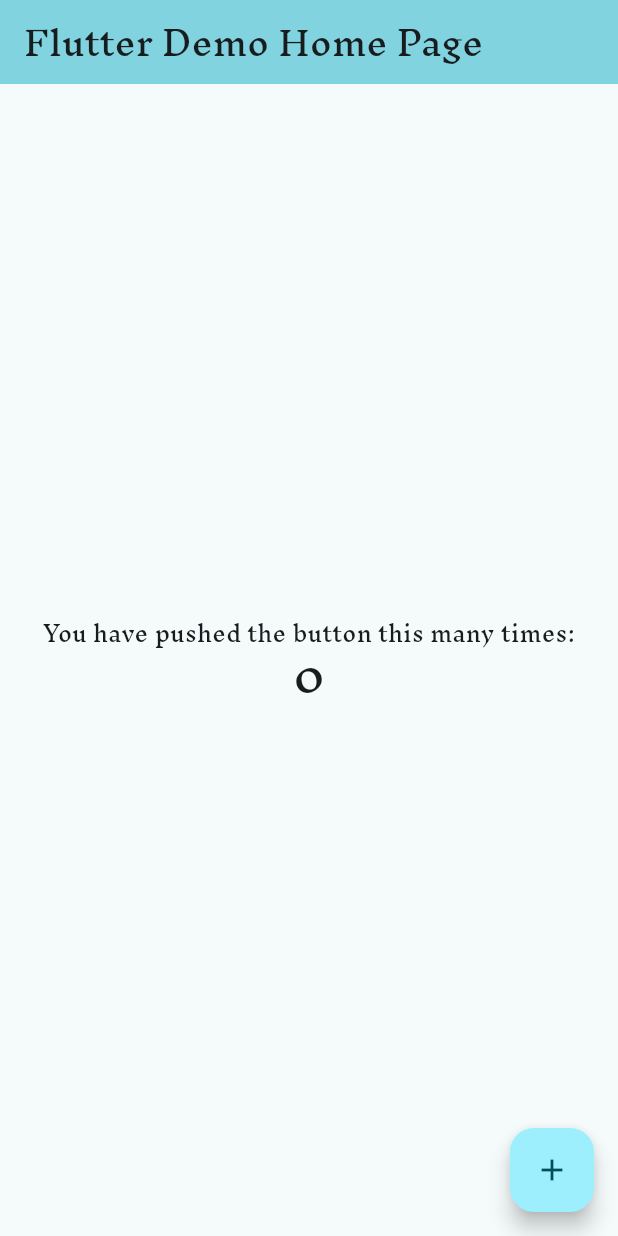
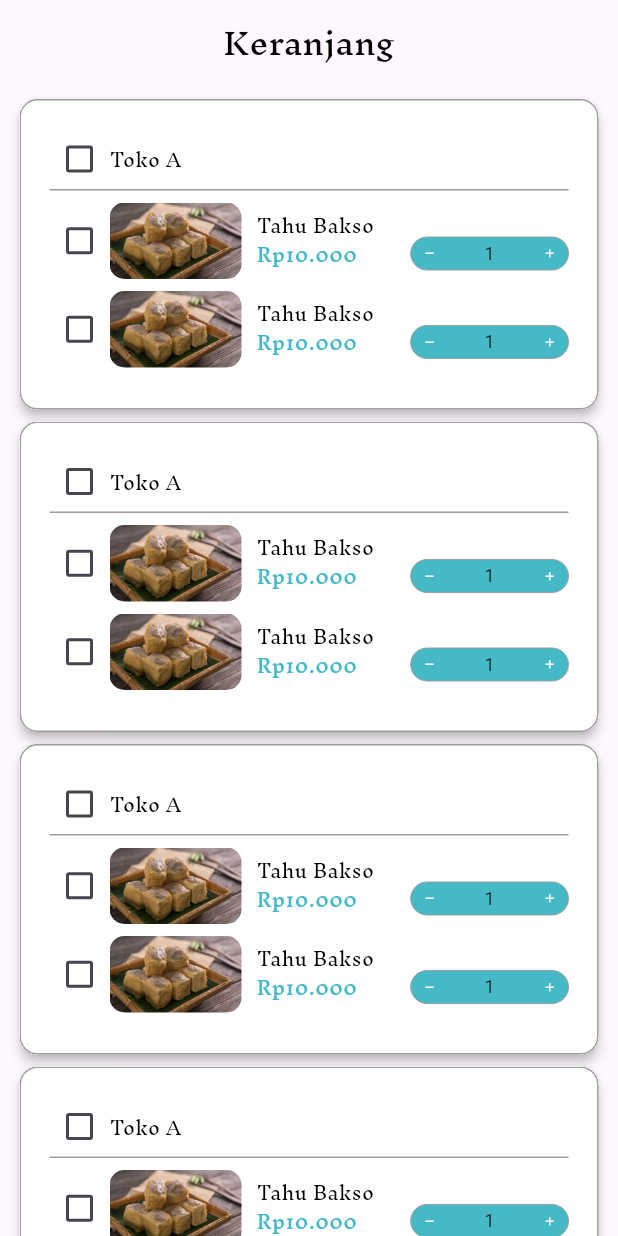
Before and after one commit to mukhayyar/free-market-pens-mobile, a Flutter app: the screen it shows after launch, on a phone screen of 412 x 824 dp. Run offline on Flutter 3.47's test engine with Material 3 defaults, Android fonts, the phone set to English and light mode, and no system bars; drawn by our look-alikes of input_quantity.

```diff
--- a/lib/main.dart
+++ b/lib/main.dart
@@ -1,6 +1,7 @@
 import 'package:flutter/material.dart';
-
-import 'theme.dart';
+import 'package:free_market_pens_mobile/presentation/widget/card/tambah_alamat_card.dart';
+import 'package:free_market_pens_mobile/screen/buyer/keranjang_screen.dart';
+import 'package:free_market_pens_mobile/screen/seller/alamat_screen.dart';
 
 void main() {
   runApp(const MyApp());
@@ -9,121 +10,11 @@ void main() {
 class MyApp extends StatelessWidget {
   const MyApp({super.key});
 
-  // This widget is the root of your application.
   @override
   Widget build(BuildContext context) {
     return MaterialApp(
       title: 'Flutter Demo',
-      theme: ThemeData(
-        // This is the theme of your application.
-        //
-        // TRY THIS: Try running your application with "flutter run". You'll see
-        // the application has a purple toolbar. Then, without quitting the app,
-        // try changing the seedColor in the colorScheme below to Colors.green
-        // and then invoke "hot reload" (save your changes or press the "hot
-        // reload" button in a Flutter-supported IDE, or press "r" if you used
-        // the command line to start the app).
-        //
-        // Notice that the counter didn't reset back to zero; the application
-        // state is not lost during the reload. To reset the state, use hot
-        // restart instead.
-        //
-        // This works for code too, not just values: Most code changes can be
-        // tested with just a hot reload.
-        fontFamily: 'InknutAntiqua',
-        colorScheme: ColorScheme.fromSeed(
-            seedColor: const Color.fromARGB(255, 254, 254, 254)),
-        useMaterial3: true,
-      ),
-      home: const MyHomePage(title: 'Flutter Demo Home Page'),
+      home: KeranjangScreen(),
     );
   }
 }
-
-class MyHomePage extends StatefulWidget {
-  const MyHomePage({super.key, required this.title});
-
-  // This widget is the home page of your application. It is stateful, meaning
-  // that it has a State object (defined below) that contains fields that affect
-  // how it looks.
-
-  // This class is the configuration for the state. It holds the values (in this
-  // case the title) provided by the parent (in this case the App widget) and
-  // used by the build method of the State. Fields in a Widget subclass are
-  // always marked "final".
-
-  final String title;
-
-  @override
-  State<MyHomePage> createState() => _MyHomePageState();
-}
-
-class _MyHomePageState extends State<MyHomePage> {
-  int _counter = 0;
-
-  void _incrementCounter() {
-    setState(() {
-      // This call to setState tells the Flutter framework that something has
-      // changed in this State, which causes it to rerun the build method below
-      // so that the display can reflect the updated values. If we changed
-      // _counter without calling setState(), then the build method would not be
-      // called again, and so nothing would appear to happen.
-      _counter++;
-    });
-  }
-
-  @override
-  Widget build(BuildContext context) {
-    // This method is rerun every time setState is called, for instance as done
-    // by the _incrementCounter method above.
-    //
-    // The Flutter framework has been optimized to make rerunning build methods
-    // fast, so that you can just rebuild anything that needs updating rather
-    // than having to individually change instances of widgets.
-    return Scaffold(
-      appBar: AppBar(
-        // TRY THIS: Try changing the color here to a specific color (to
-        // Colors.amber, perhaps?) and trigger a hot reload to see the AppBar
-        // change color while the other colors stay the same.
-        backgroundColor: Theme.of(context).colorScheme.inversePrimary,
-        // Here we take the value from the MyHomePage object that was created by
-        // the App.build method, and use it to set our appbar title.
-        title: Text(widget.title),
-      ),
-      body: Center(
-        // Center is a layout widget. It takes a single child and positions it
-        // in the middle of the parent.
-        child: Column(
-          // Column is also a layout widget. It takes a list of children and
-          // arranges them vertically. By default, it sizes itself to fit its
-          // children horizontally, and tries to be as tall as its parent.
-          //
-          // Column has various properties to control how it sizes itself and
-          // how it positions its children. Here we use mainAxisAlignment to
-          // center the children vertically; the main axis here is the vertical
-          // axis because Columns are vertical (the cross axis would be
-          // horizontal).
-          //
-          // TRY THIS: Invoke "debug painting" (choose the "Toggle Debug Paint"
-          // action in the IDE, or press "p" in the console), to see the
-          // wireframe for each widget.
-          mainAxisAlignment: MainAxisAlignment.center,
-          children: <Widget>[
-            const Text(
-              'You have pushed the button this many times:',
-            ),
-            Text(
-              '$_counter',
-              style: Theme.of(context).textTheme.headlineMedium,
-            ),
-          ],
-        ),
-      ),
-      floatingActionButton: FloatingActionButton(
-        onPressed: _incrementCounter,
-        tooltip: 'Increment',
-        child: const Icon(Icons.add),
-      ), // This trailing comma makes auto-formatting nicer for build methods.
-    );
-  }
-}
--- /dev/null
+++ b/lib/presentation/widget/card/keranjang_card.dart
@@ -0,0 +1,71 @@
+import 'package:flutter/material.dart';
+import 'package:free_market_pens_mobile/presentation/widget/tile/product_keranjang_tile.dart';
+import 'package:free_market_pens_mobile/theme.dart';
+
+class KeranjangCard extends StatefulWidget {
+  const KeranjangCard({super.key});
+
+  @override
+  State<KeranjangCard> createState() => _KeranjangCardState();
+}
+
+class _KeranjangCardState extends State<KeranjangCard> {
+  bool isChecked = false;
+
+  @override
+  Widget build(BuildContext context) {
+    return Card(
+      clipBehavior: Clip.hardEdge,
+      color: Colors.white,
+      elevation: 3,
+      shape: RoundedRectangleBorder(
+        side: const BorderSide(
+          color: Colors.grey,
+          width: 1,
+        ), // primary color
+        borderRadius: BorderRadius.circular(12.0),
+      ),
+      child: Center(
+        child: InkWell(
+          splashColor: Colors.teal.withAlpha(30), //secondary color
+          onTap: () {},
+          child: Padding(
+            padding: EdgeInsets.all(20.0),
+            child: Column(
+              crossAxisAlignment: CrossAxisAlignment.start,
+              children: [
+                Row(
+                  children: [
+                    Checkbox(
+                      checkColor: Colors.white,
+                      activeColor: primary,
+                      value: isChecked,
+                      onChanged: (bool? value) {
+                        setState(() {
+                          isChecked = value!;
+                        });
+                      },
+                      materialTapTargetSize: MaterialTapTargetSize.shrinkWrap,
+                    ),
+                    Text(
+                      "Toko A",
+                      style: secondaryTextStyle,
+                    ),
+                  ],
+                ),
+                Divider(
+                  height: 1,
+                  thickness: 1,
+                  color: Colors.grey, //tertiary
+                ),
+                SizedBox(height: 8),
+                ProductKeranjangTile(),
+                ProductKeranjangTile(),
+              ],
+            ),
+          ),
+        ),
+      ),
+    );
+  }
+}
--- /dev/null
+++ b/lib/presentation/widget/tile/product_keranjang_tile.dart
@@ -0,0 +1,111 @@
+import 'package:flutter/cupertino.dart';
+import 'package:flutter/material.dart';
+import 'package:flutter/widgets.dart';
+import 'package:free_market_pens_mobile/theme.dart';
+import 'package:input_quantity/input_quantity.dart';
+
+class ProductKeranjangTile extends StatefulWidget {
+  const ProductKeranjangTile({super.key});
+
+  @override
+  State<ProductKeranjangTile> createState() => _ProductKeranjangTileState();
+}
+
+class _ProductKeranjangTileState extends State<ProductKeranjangTile> {
+  bool isChecked = false;
+
+  @override
+  Widget build(BuildContext context) {
+    return Column(
+      children: [
+        Row(
+          children: [
+            Checkbox(
+              checkColor: Colors.white,
+              activeColor: primary,
+              value: isChecked,
+              onChanged: (bool? value) {
+                setState(() {
+                  isChecked = value!;
+                });
+              },
+              materialTapTargetSize: MaterialTapTargetSize.shrinkWrap,
+            ),
+            Container(
+              width: 88,
+              height: 51,
+              decoration: BoxDecoration(
+                borderRadius: BorderRadius.circular(
+                    10), // atur nilai sesuai keinginan Anda
+                image: const DecorationImage(
+                  image: AssetImage('assets/tahu_bakso.jpg'),
+                  fit: BoxFit.cover,
+                ),
+              ),
+            ),
+            const SizedBox(
+              width: 10,
+            ),
+            Expanded(
+              child: Column(
+                crossAxisAlignment: CrossAxisAlignment.start,
+                children: [
+                  Text(
+                    "Tahu Bakso",
+                    style: secondaryTextStyle,
+                  ),
+                  Row(
+                    mainAxisAlignment: MainAxisAlignment.spaceBetween,
+                    children: [
+                      Text(
+                        "Rp10.000",
+                        style: secondaryPriceStyle,
+                      ),
+                      InputQty(
+                        initVal: 1,
+                        minVal: 1,
+                        steps: 1,
+                        qtyFormProps: QtyFormProps(
+                          style: TextStyle(fontSize: 12),
+                        ),
+                        decoration: QtyDecorationProps(
+                            fillColor: primary,
+                            border: OutlineInputBorder(
+                              borderSide: const BorderSide(
+                                color: Colors.grey,
+                                width: 0,
+                              ),
+                              borderRadius: BorderRadius.circular(30),
+                            ),
+                            minusBtn: const Padding(
+                              padding: EdgeInsets.symmetric(horizontal: 8.0),
+                              child: Icon(
+                                Icons.remove,
+                                size: 9,
+                                color: Colors.white,
+                              ),
+                            ),
+                            plusBtn: const Padding(
+                              padding: EdgeInsets.symmetric(horizontal: 8.0),
+                              child: Icon(
+                                Icons.add,
+                                size: 9,
+                                color: Colors.white,
+                              ),
+                            )),
+                        onQtyChanged: (val) {},
+                      ),
+                    ],
+                  )
+                ],
+              ),
+            ),
+          ],
+        ),
+        SizedBox(
+          height: 8,
+        ),
+      ],
+    );
+  }
+}
--- /dev/null
+++ b/lib/screen/buyer/keranjang_screen.dart
@@ -0,0 +1,42 @@
+import 'package:flutter/material.dart';
+import 'package:free_market_pens_mobile/theme.dart';
+import 'package:free_market_pens_mobile/presentation/widget/card/keranjang_card.dart';
+
+class KeranjangScreen extends StatefulWidget {
+  const KeranjangScreen({super.key});
+
+  @override
+  State<KeranjangScreen> createState() => _KeranjangScreenState();
+}
+
+class _KeranjangScreenState extends State<KeranjangScreen> {
+  @override
+  Widget build(BuildContext context) {
+    return Scaffold(
+      appBar: AppBar(
+        title: Center(
+          child: Text(
+            "Keranjang",
+            style: appBarTitleStyle,
+          ),
+        ),
+      ),
+      body: SingleChildScrollView(
+        child: Padding(
+          padding: EdgeInsets.fromLTRB(9, 6, 9, 0),
+          child: Column(
+            children: [
+              KeranjangCard(),
+              KeranjangCard(),
+              KeranjangCard(),
+              KeranjangCard(),
+              KeranjangCard(),
+              KeranjangCard(),
+              KeranjangCard(),
+            ],
+          ),
+        ),
+      ),
+    );
+  }
+}
```
Also changed, not shown: lib/presentation/widget/card/alamat_card.dart (added, +81 -0 lines), lib/presentation/widget/card/checkout_card.dart (added, +64 -0 lines), lib/presentation/widget/card/tambah_alamat_card.dart (added, +46 -0 lines), lib/presentation/widget/tile/product_checkout_tile.dart (added, +52 -0 lines), lib/screen/buyer/checkout_screen.dart (added, +41 -0 lines), lib/screen/seller/alamat_screen.dart (added, +49 -0 lines), pubspec.yaml (+4 -63 lines), assets/alamat.png (added), assets/tahu_bakso.jpg (added), pubspec.lock.
